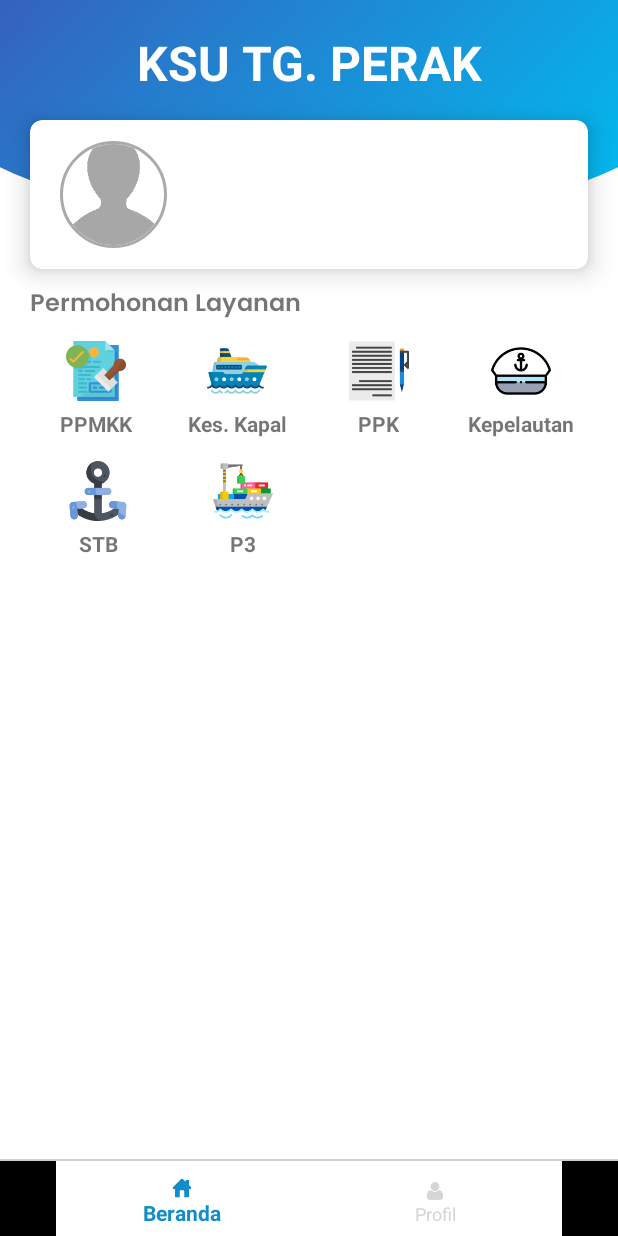
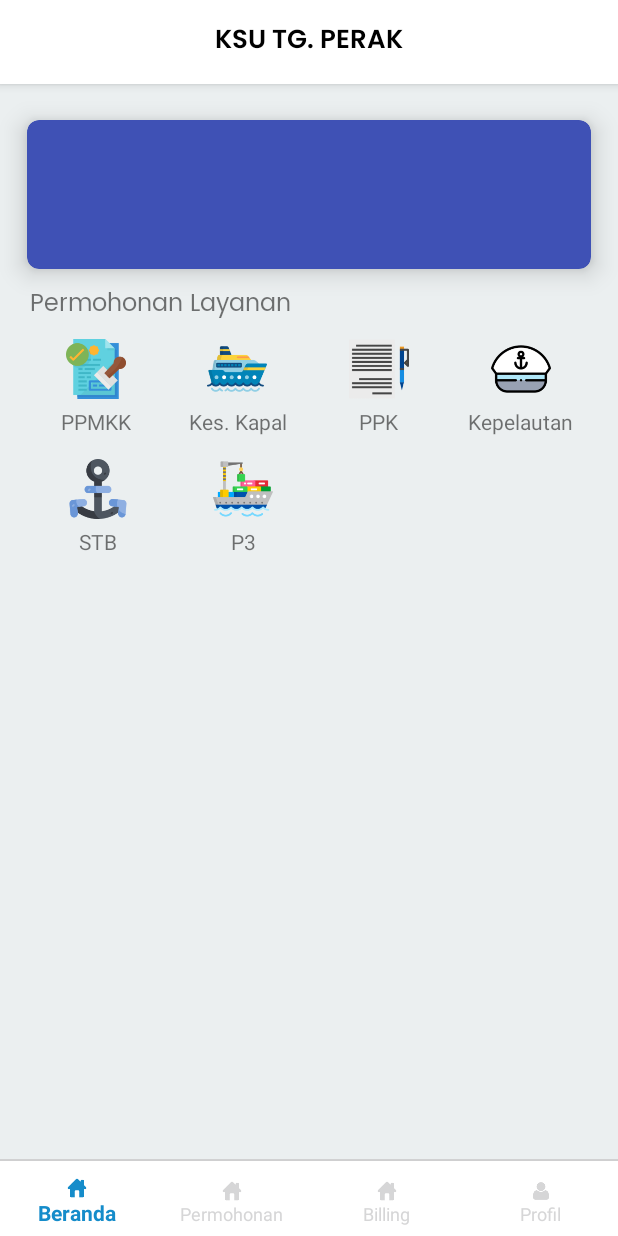
Before and after one commit to public01fs/KSGU, an Android app: the fragment DashboardFragment placed in its activity, on a phone screen of 412 x 824 dp. Run offline under Robolectric (Android 15) with nearby library versions, the phone set to English and light mode, and no system bars; our stand-ins replace CircleImageView; libraries missing offline, so code that uses them is left out: com.artcak.artcakbase; pictures from the network do not load; Roboto replaces fonts that are not available here; 1 statement that could not run was skipped.

Commit message:
Update UI

```diff
--- a/app/src/main/java/com/application/ksgu/Main2Activity.java
+++ b/app/src/main/java/com/application/ksgu/Main2Activity.java
@@ -12,6 +12,7 @@ import android.os.Bundle;
 import android.view.MenuItem;
 
 import com.application.ksgu.Fragment.DashboardFragment;
+import com.application.ksgu.Fragment.PermohonanListFragment;
 import com.application.ksgu.Fragment.ProfileFragment;
 import com.application.ksgu.Library.BottomNavigationViewHelper;
 import com.google.android.material.bottomnavigation.BottomNavigationView;
@@ -75,6 +76,9 @@ public class Main2Activity extends AppCompatActivity {
                             case R.id.action_profile:
                                 fragmentClass = ProfileFragment.class;
                                 break;
+                            case R.id.action_permohonan:
+                                fragmentClass = PermohonanListFragment.class;
+                                break;
                             default:
                                 fragmentClass = DashboardFragment.class;
                                 break;
--- a/app/src/main/res/color/ms_custom_button_text_color.xml
+++ b/app/src/main/res/color/ms_custom_button_text_color.xml
@@ -2,5 +2,5 @@
 <selector xmlns:android="http://schemas.android.com/apk/res/android" xmlns:app="http://schemas.android.com/apk/res-auto">
     <item android:color="@color/verification_failed_color" app:state_verification_failed="true" />
     <item android:color="@color/ms_material_grey_400" android:state_pressed="true" />
-    <item android:color="@color/ms_white" />
+    <item android:color="@color/black" />
 </selector>
--- a/app/src/main/res/drawable/ic_edit.xml
+++ b/app/src/main/res/drawable/ic_edit.xml
@@ -1,4 +1,4 @@
-<vector android:height="24dp" android:tint="#FFFFFF"
+<vector android:height="24dp" android:tint="#000000"
     android:viewportHeight="24.0" android:viewportWidth="24.0"
     android:width="24dp" xmlns:android="http://schemas.android.com/apk/res/android">
     <path android:fillColor="#FF000000" android:pathData="M3,17.25V21h3.75L17.81,9.94l-3.75,-3.75L3,17.25zM20.71,7.04c0.39,-0.39 0.39,-1.02 0,-1.41l-2.34,-2.34c-0.39,-0.39 -1.02,-0.39 -1.41,0l-1.83,1.83 3.75,3.75 1.83,-1.83z"/>
--- a/app/src/main/res/drawable/ic_logout.xml
+++ b/app/src/main/res/drawable/ic_logout.xml
@@ -1,4 +1,4 @@
-<vector android:height="24dp" android:tint="#FFFFFF"
+<vector android:height="24dp" android:tint="#000000"
     android:viewportHeight="24.0" android:viewportWidth="24.0"
     android:width="24dp" xmlns:android="http://schemas.android.com/apk/res/android">
     <path android:fillColor="#FF000000" android:pathData="M10.09,15.59L11.5,17l5,-5 -5,-5 -1.41,1.41L12.67,11H3v2h9.67l-2.58,2.59zM19,3H5c-1.11,0 -2,0.9 -2,2v4h2V5h14v14H5v-4H3v4c0,1.1 0.89,2 2,2h14c1.1,0 2,-0.9 2,-2V5c0,-1.1 -0.9,-2 -2,-2z"/>
--- a/app/src/main/res/layout/activity_edit_profile.xml
+++ b/app/src/main/res/layout/activity_edit_profile.xml
@@ -17,7 +17,7 @@
             android:id="@+id/white_holder"
             android:layout_width="match_parent"
             android:layout_height="match_parent"
-            android:background="@color/next1"
+            android:background="@color/white"
             android:orientation="vertical">
 
             <LinearLayout
@@ -35,7 +35,7 @@
                         android:layout_width="150dp"
                         android:layout_height="150dp"
                         android:src="@drawable/ic_empty"
-                        app:civ_border_color="@android:color/white"
+                        app:civ_border_color="@android:color/black"
                         app:civ_border_overlay="true"
                         app:civ_border_width="2dp"
                         android:layout_gravity="bottom|center_horizontal" />
--- a/app/src/main/res/layout/activity_main2.xml
+++ b/app/src/main/res/layout/activity_main2.xml
@@ -23,6 +23,7 @@
             android:id="@+id/bottom_navigation"
             android:layout_width="match_parent"
             android:layout_height="50dp"
+            app:labelVisibilityMode="labeled"
             app:itemBackground="@color/white"
             app:itemIconTint="@color/bottomnav_selectorcolor"
             app:itemTextColor="@color/bottomnav_selectorcolor"
--- a/app/src/main/res/layout/fragment_dashboard.xml
+++ b/app/src/main/res/layout/fragment_dashboard.xml
@@ -4,9 +4,11 @@
     xmlns:tools="http://schemas.android.com/tools"
     android:layout_width="match_parent"
     android:layout_height="match_parent"
+    android:background="@color/grey_bg"
     tools:context=".MainActivity">
 
     <View
+        android:visibility="invisible"
         android:id="@+id/bg_top_header"
         android:layout_width="match_parent"
         android:layout_height="150dp"
@@ -15,6 +17,7 @@
         app:layout_constraintTop_toTopOf="parent" />
 
     <RelativeLayout
+        android:visibility="invisible"
         app:layout_constraintTop_toTopOf="parent"
         android:id="@+id/rl_two_login"
         android:layout_marginTop="20dp"
@@ -32,8 +35,108 @@
             android:textStyle="bold" />
     </RelativeLayout>
 
+    <com.google.android.material.appbar.AppBarLayout
+        android:id="@+id/appbar"
+        app:layout_constraintTop_toTopOf="parent"
+        android:layout_width="match_parent"
+        android:layout_height="wrap_content"
+        android:background="@android:color/white">
+
+        <androidx.appcompat.widget.Toolbar
+            android:id="@+id/toolbar"
+            android:layout_width="match_parent"
+            android:layout_height="wrap_content"
+            android:layout_gravity="center"
+            android:theme="@style/ThemeOverlay.AppCompat.Light"
+            app:layout_scrollFlags="scroll|enterAlways">
+
+            <TextView
+                android:id="@+id/tv_title"
+                android:layout_width="wrap_content"
+                android:layout_height="wrap_content"
+                android:layout_gravity="center"
+                android:fontFamily="@font/poppins_semibold"
+                android:gravity="center"
+                android:text="KSU TG. PERAK"
+                android:textColor="@android:color/black"
+                android:textSize="17sp" />
+        </androidx.appcompat.widget.Toolbar>
+    </com.google.android.material.appbar.AppBarLayout>
 
     <androidx.cardview.widget.CardView
+        app:cardBackgroundColor="@color/next"
+        android:id="@+id/cv_header1"
+        android:layout_width="match_parent"
+        android:layout_height="wrap_content"
+        android:layout_marginTop="80dp"
+        android:layout_marginLeft="18dp"
+        android:layout_marginRight="18dp"
+        app:cardCornerRadius="8dp"
+        app:cardElevation="10dp"
+        app:layout_constraintTop_toTopOf="@+id/bg_top_header"
+        tools:layout_editor_absoluteX="50dp">
+
+        <LinearLayout
+            android:visibility="invisible"
+            android:layout_width="match_parent"
+            android:layout_height="wrap_content"
+            android:orientation="horizontal"
+            android:layout_marginTop="14dp"
+            android:layout_marginBottom="14dp">
+
+            <RelativeLayout
+                android:layout_width="71dp"
+                android:layout_height="71dp"
+                android:layout_marginLeft="20dp">
+
+                <de.hdodenhof.circleimageview.CircleImageView
+                    android:layout_width="71dp"
+                    android:layout_height="71dp"
+                    android:src="@drawable/ic_empty"
+                    app:civ_border_color="@android:color/darker_gray"
+                    app:civ_border_overlay="true"
+                    app:civ_border_width="2dp" />
+            </RelativeLayout>
+
+            <LinearLayout
+                android:layout_width="match_parent"
+                android:layout_height="match_parent"
+                android:layout_marginLeft="10dp"
+                android:layout_marginRight="20dp"
+                android:orientation="vertical">
+
+                <TextView
+                    android:gravity="center_vertical"
+                    android:layout_width="match_parent"
+                    android:layout_height="0dp"
+                    android:layout_weight="1"
+                    android:fontFamily="@font/mo_re"
+                    android:text="Nama"
+                    android:textColor="#000000"
+                    android:textSize="20sp"
+                    app:layout_constraintStart_toEndOf="@id/iv_photo"
+                    app:layout_constraintTop_toTopOf="parent" />
+
+                <TextView
+                    android:autoSizeTextType="uniform"
+                    android:gravity="center_vertical"
+                    android:layout_width="match_parent"
+                    android:layout_height="0dp"
+                    android:layout_weight="1"
+                    android:fontFamily="@font/mo_re"
+                    android:text="email@gmail.com"
+                    android:textColor="#000000"
+                    android:textSize="16sp"
+                    app:layout_constraintStart_toEndOf="@id/iv_photo"
+                    app:layout_constraintTop_toTopOf="@id/tv_nama" />
+
+            </LinearLayout>
+        </LinearLayout>
+    </androidx.cardview.widget.CardView>
+
+
+    <androidx.cardview.widget.CardView
+        android:visibility="gone"
         android:id="@+id/cv_header"
         android:layout_width="match_parent"
         android:layout_height="wrap_content"
@@ -115,7 +218,7 @@
         android:layout_width="match_parent"
         android:layout_height="wrap_content"
         android:orientation="vertical"
-        app:layout_constraintTop_toBottomOf="@id/cv_header"
+        app:layout_constraintTop_toBottomOf="@id/cv_header1"
         android:layout_marginLeft="20dp"
         android:layout_marginRight="20dp"
         android:layout_marginTop="10dp">
@@ -124,9 +227,8 @@
             android:layout_width="match_parent"
             android:layout_height="wrap_content"
             android:text="Permohonan Layanan"
-            android:textStyle="bold"
             android:textSize="16sp"
-            android:fontFamily="@font/poppins_semibold" />
+            android:fontFamily="@font/poppins" />
 
         <LinearLayout
             android:layout_width="match_parent"
@@ -160,7 +262,6 @@
                     android:layout_height="wrap_content"
                     android:maxLines="2"
                     android:text="PPMKK"
-                    android:textStyle="bold"
                     android:id="@+id/tv_ppmk"
                     android:layout_marginBottom="5dp"
                     android:layout_alignParentBottom="true"
@@ -193,7 +294,6 @@
                     android:layout_height="wrap_content"
                     android:maxLines="2"
                     android:text="Kes. Kapal"
-                    android:textStyle="bold"
                     android:id="@+id/tv_kapal"
                     android:gravity="center"
                     android:layout_marginBottom="5dp"
@@ -232,8 +332,7 @@
                     android:layout_centerHorizontal="true"
                     android:layout_marginBottom="5dp"
                     android:maxLines="1"
-                    android:text="PPK"
-                    android:textStyle="bold" />
+                    android:text="PPK" />
             </RelativeLayout>
 
             <RelativeLayout
@@ -266,8 +365,7 @@
                     android:layout_centerHorizontal="true"
                     android:layout_marginBottom="5dp"
                     android:maxLines="1"
-                    android:text="Kepelautan"
-                    android:textStyle="bold" />
+                    android:text="Kepelautan" />
             </RelativeLayout>
         </LinearLayout>
 
@@ -303,7 +401,6 @@
                     android:layout_height="wrap_content"
                     android:maxLines="2"
                     android:text="STB"
-                    android:textStyle="bold"
                     android:id="@+id/tv_stb"
                     android:layout_marginBottom="5dp"
                     android:layout_alignParentBottom="true"
@@ -336,7 +433,6 @@
                     android:layout_height="wrap_content"
                     android:maxLines="2"
                     android:text="P3"
-                    android:textStyle="bold"
                     android:id="@+id/tv_p3"
                     android:gravity="center"
                     android:layout_marginBottom="5dp"
--- a/app/src/main/res/menu/menu_bottom.xml
+++ b/app/src/main/res/menu/menu_bottom.xml
@@ -7,6 +7,16 @@
         android:title="Beranda"
         app:showAsAction="always|withText" />
     <item
+        android:id="@+id/action_permohonan"
+        android:icon="@drawable/ic_home"
+        android:title="Permohonan"
+        app:showAsAction="always|withText"/>
+    <item
+        android:id="@+id/action_billing"
+        android:icon="@drawable/ic_home"
+        android:title="Billing"
+        app:showAsAction="always|withText"/>
+    <item
         android:id="@+id/action_profile"
         android:icon="@drawable/ic_profile2"
         android:title="Profil"
```
Also changed, not shown: app/src/main/java/com/application/ksgu/Adapter/ItemCheckAdapter.java (+4 -4 lines), app/src/main/java/com/application/ksgu/Adapter/PermohonanListAdapter.java (added, +38 -0 lines), app/src/main/java/com/application/ksgu/Fragment/DashboardFragment.java (+7 -6 lines), app/src/main/java/com/application/ksgu/Fragment/PermohonanBaruFragment.java (added, +65 -0 lines), app/src/main/java/com/application/ksgu/Fragment/PermohonanListFragment.java (added, +49 -0 lines), app/src/main/java/com/application/ksgu/Fragment/PermohonanSelesaiFragment.java (added, +65 -0 lines), app/src/main/java/com/application/ksgu/Model/DataKirim.java (+9 -0 lines), app/src/main/res/layout/activity_permohonan.xml (+5 -5 lines), app/src/main/res/layout/fragment_permohonan_baru.xml (added, +14 -0 lines), app/src/main/res/layout/fragment_permohonan_list.xml (added, +53 -0 lines), app/src/main/res/layout/fragment_permohonan_selesai.xml (added, +14 -0 lines), app/src/main/res/layout/fragment_profile.xml (+7 -7 lines).
